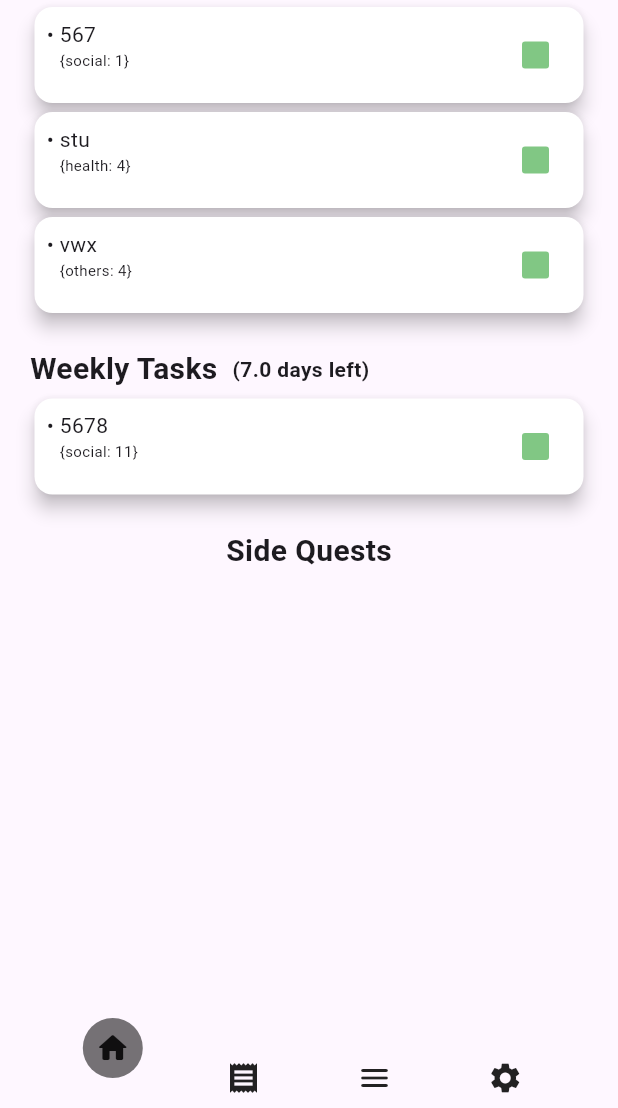
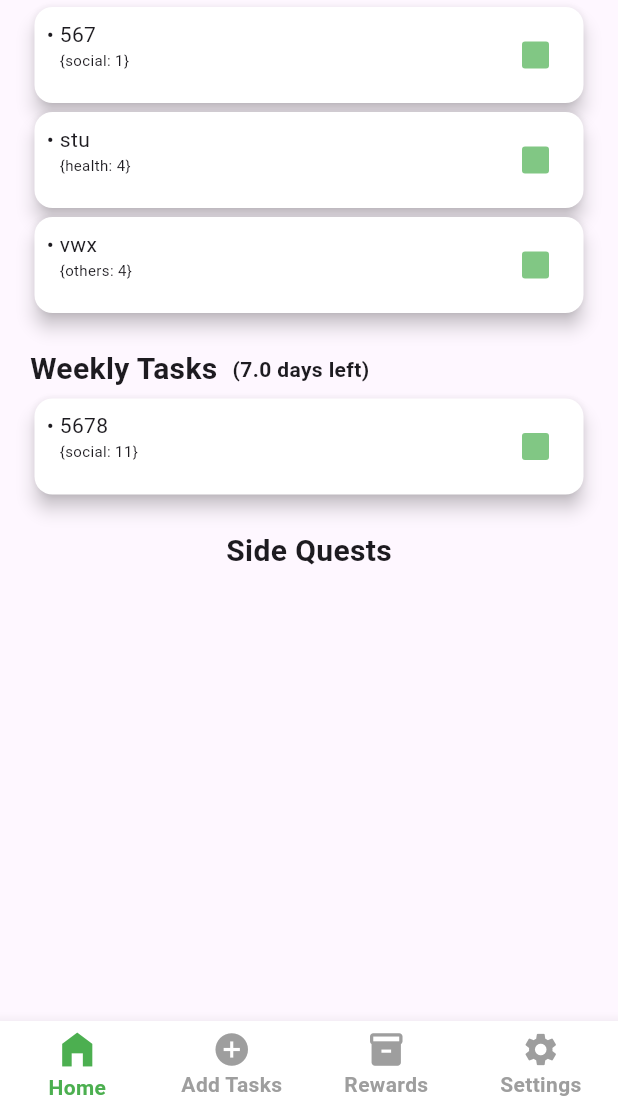
Before and after one commit to ShubhamVG/Lvl_Up, a Flutter app: the screen it shows after launch, on a phone screen of 412 x 824 dp, the part 128-1236 px from its top. Run offline on Flutter 3.47's test engine with Material 3 defaults, Android fonts, the phone set to English and light mode, and no system bars; drawn by our look-alikes of stylish_bottom_bar; our stand-ins replace confetti, google_fonts, percent_indicator, shared_preferences, sqflite_common_ffi, syncfusion_flutter_charts; accounts and stored records are empty; Roboto replaces fonts that are missing (Monda).

Commit message:
Update main.dart

```diff
--- a/lib/main.dart
+++ b/lib/main.dart
@@ -12,6 +12,8 @@ import 'screens/pool_screen.dart';
 import 'screens/profile_screen.dart';
 import 'screens/screen.dart';
 import 'screens/settings_screen.dart';
+
+import 'package:stylish_bottom_bar/stylish_bottom_bar.dart';
 
 void main() async {
   // NOTE: Must always stay at top for other things to work.
@@ -72,8 +74,8 @@ class _MyAppState extends State<MyApp> {
     pageIdx = 0;
     pages = [
       HomeScreen(profile),
+      PoolScreen(profile),
       InventoryScreen(profile),
-      PoolScreen(profile),
       SettingsScreen(profile),
     ];
     pageController = PageController();
@@ -114,17 +116,62 @@ class _MyAppState extends State<MyApp> {
           physics: NeverScrollableScrollPhysics(),
           children: pages,
         ),
-      bottomNavigationBar: BotmNavBar(
-        selectedIdx: pageIdx,
-        onIdxChange: (int idx) {
-          setState(() => pageIdx = idx);
-          pageController.animateToPage(
-            idx,
-            duration: const Duration(milliseconds: 320),
-            curve: Curves.linear,
-          );
+        bottomNavigationBar: StylishBottomBar(
+//  option: AnimatedBarOptions(
+//    iconSize: 32,
+//    barAnimation: BarAnimation.liquid,
+//    iconStyle: IconStyle.animated,
+//    opacity: 0.3,
+//  ),
+//  option: BubbleBarOptions(
+//    barStyle: BubbleBarStyle.horizotnal,
+//    // barStyle: BubbleBarStyle.vertical,
+//    bubbleFillStyle: BubbleFillStyle.fill,
+//    // bubbleFillStyle: BubbleFillStyle.outlined,
+//    opacity: 0.3,
+//  ),
+          option: DotBarOptions(
+            dotStyle: DotStyle.tile,
+            gradient: const LinearGradient(
+              colors: [
+                Colors.deepPurple,
+                Colors.pink,
+              ],
+              begin: Alignment.topLeft,
+              end: Alignment.bottomRight,
+            ),
+          ),
+          items: [
+            BottomBarItem(
+              icon: const Icon(Icons.home_outlined),
+              title: const Text('Home'),
+              backgroundColor: Colors.black,
+              selectedIcon: const Icon(Icons.home_filled),
+            ),
+            BottomBarItem(
+              icon: const Icon(Icons.add_circle),
+              title: const Text('Add Tasks'),
+              backgroundColor: Colors.orange,
+            ),
+            BottomBarItem(
+              icon: const Icon(Icons.inventory),
+              title: const Text('Rewards'),
+              backgroundColor: const Color.fromARGB(255, 6, 194, 128),
+            ),
+            BottomBarItem(
+              icon: const Icon(Icons.settings),
+              title: const Text('Settings'),
+              backgroundColor: const Color.fromARGB(255, 0, 0, 0),
+            ),
+          ],
+
+          currentIndex: pageIdx,
+          onTap: (index) {
+            setState(() {
+              pageIdx = index;
+              pageController.jumpToPage(index);
+            });
           },
-      ),
-    );
+        ));
   }
 }
```
Lines whose indentation alone changed are shown as unchanged.
